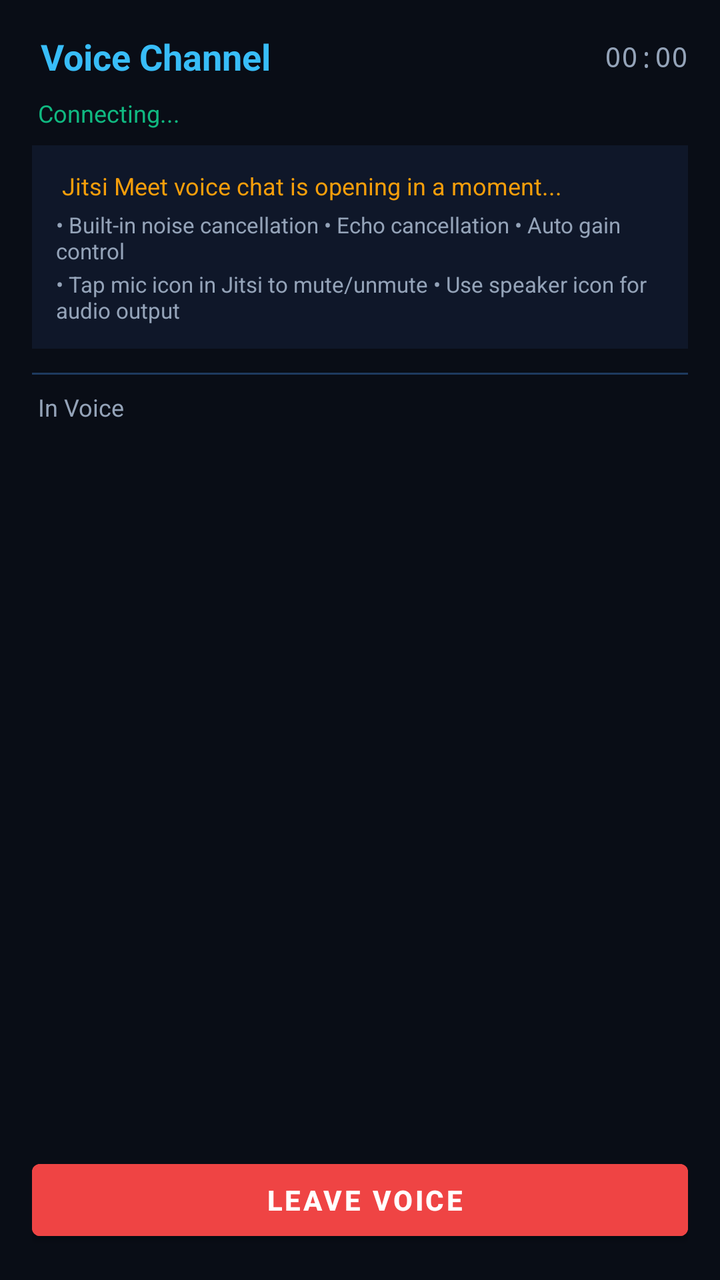
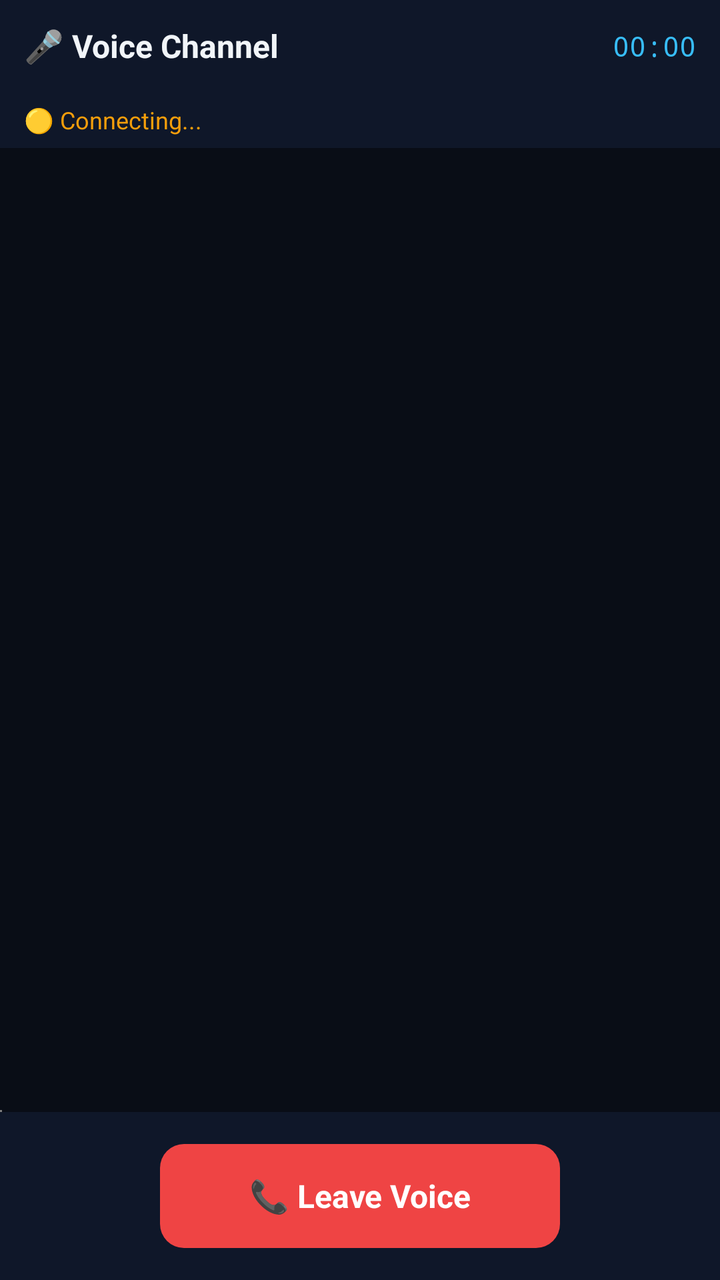

Two renders of the same Android screen: before a commit and after it. Below are the layout's source before the change and the commit's diff.
<!-- AndroidManifest.xml: activity theme Theme.ZeroStressManager -->
<!-- res/layout/activity_voice_chat.xml -->
<?xml version="1.0" encoding="utf-8"?>
<LinearLayout xmlns:android="http://schemas.android.com/apk/res/android"
    android:layout_width="match_parent"
    android:layout_height="match_parent"
    android:orientation="vertical"
    android:background="#090d16"
    android:padding="16dp">

    
    <LinearLayout
        android:layout_width="match_parent"
        android:layout_height="wrap_content"
        android:orientation="horizontal"
        android:gravity="center_vertical"
        android:paddingBottom="8dp">

        <TextView
            android:id="@+id/voice_channel_name"
            android:layout_width="0dp"
            android:layout_height="wrap_content"
            android:layout_weight="1"
            android:text="\ud83c\udfa4 Voice Channel"
            android:textColor="#38bdf8"
            android:textSize="18sp"
            android:textStyle="bold" />

        <TextView
            android:id="@+id/voice_timer"
            android:layout_width="wrap_content"
            android:layout_height="wrap_content"
            android:text="00:00"
            android:textColor="#94a3b8"
            android:textSize="14sp"
            android:fontFamily="monospace" />
    </LinearLayout>

    
    <TextView
        android:id="@+id/voice_status"
        android:layout_width="match_parent"
        android:layout_height="wrap_content"
        android:text="\ud83d\udfe1 Connecting..."
        android:textColor="#10b981"
        android:textSize="12sp"
        android:paddingBottom="8dp" />

    
    <LinearLayout
        android:layout_width="match_parent"
        android:layout_height="wrap_content"
        android:background="#0f1729"
        android:padding="12dp"
        android:layout_marginBottom="12dp"
        android:orientation="vertical">

        <TextView
            android:layout_width="match_parent"
            android:layout_height="wrap_content"
            android:text="\ud83d\udca1 Jitsi Meet voice chat is opening in a moment..."
            android:textColor="#f59e0b"
            android:textSize="12sp" />

        <TextView
            android:layout_width="match_parent"
            android:layout_height="wrap_content"
            android:text="\u2022 Built-in noise cancellation \u2022 Echo cancellation \u2022 Auto gain control"
            android:textColor="#94a3b8"
            android:textSize="11sp"
            android:paddingTop="4dp" />

        <TextView
            android:layout_width="match_parent"
            android:layout_height="wrap_content"
            android:text="\u2022 Tap mic icon in Jitsi to mute/unmute \u2022 Use speaker icon for audio output"
            android:textColor="#94a3b8"
            android:textSize="11sp"
            android:paddingTop="2dp" />
    </LinearLayout>

    <View
        android:layout_width="match_parent"
        android:layout_height="1dp"
        android:background="#1e3a5f"
        android:layout_marginBottom="8dp" />

    
    <TextView
        android:layout_width="match_parent"
        android:layout_height="wrap_content"
        android:text="\ud83d\udc65 In Voice"
        android:textColor="#94a3b8"
        android:textSize="12sp"
        android:paddingBottom="8dp" />

    <ScrollView
        android:layout_width="match_parent"
        android:layout_height="0dp"
        android:layout_weight="1">

        <LinearLayout
            android:id="@+id/participants_container"
            android:layout_width="match_parent"
            android:layout_height="wrap_content"
            android:orientation="vertical" />
    </ScrollView>

    
    <Button
        android:id="@+id/btn_leave"
        android:layout_width="match_parent"
        android:layout_height="48dp"
        android:text="\ud83d\udcde Leave Voice"
        android:backgroundTint="#ef4444"
        android:textColor="#ffffff"
        android:textStyle="bold"
        android:layout_marginTop="12dp" />

    
    <LinearLayout
        android:id="@+id/btn_mute"
        android:layout_width="0dp"
        android:layout_height="0dp"
        android:visibility="gone" />

    <LinearLayout
        android:id="@+id/btn_speaker"
        android:layout_width="0dp"
        android:layout_height="0dp"
        android:visibility="gone" />
</LinearLayout>
<!-- resources referenced by this layout -->
<resources>
  <style name="Theme.ZeroStressManager" parent="Theme.MaterialComponents.DayNight.NoActionBar">
          <item name="colorPrimary">#38bdf8</item>
          <item name="colorPrimaryVariant">#0ea5e9</item>
          <item name="colorOnPrimary">#090d16</item>
          <item name="colorSecondary">#10b981</item>
          <item name="android:windowBackground">#090d16</item>
          <item name="android:statusBarColor">#090d16</item>
          <item name="android:navigationBarColor">#131c31</item>
          <item name="android:windowLightStatusBar">false</item>
      </style>
</resources>

<!-- the commit's change to res/layout/activity_voice_chat.xml (unified diff, before → after) -->
@@ -3,25 +3,25 @@
     android:layout_width="match_parent"
     android:layout_height="match_parent"
     android:orientation="vertical"
-    android:background="#090d16"
-    android:padding="16dp">
+    android:background="#090d16">
 
     
     <LinearLayout
         android:layout_width="match_parent"
         android:layout_height="wrap_content"
         android:orientation="horizontal"
+        android:padding="12dp"
         android:gravity="center_vertical"
-        android:paddingBottom="8dp">
+        android:background="#0f1729">
 
         <TextView
             android:id="@+id/voice_channel_name"
             android:layout_width="0dp"
             android:layout_height="wrap_content"
             android:layout_weight="1"
-            android:text="\ud83c\udfa4 Voice Channel"
-            android:textColor="#38bdf8"
-            android:textSize="18sp"
+            android:text="🎤 Voice Channel"
+            android:textColor="#f1f5f9"
+            android:textSize="16sp"
             android:textStyle="bold" />
 
         <TextView
@@ -29,7 +29,7 @@
             android:layout_width="wrap_content"
             android:layout_height="wrap_content"
             android:text="00:00"
-            android:textColor="#94a3b8"
+            android:textColor="#38bdf8"
             android:textSize="14sp"
             android:fontFamily="monospace" />
     </LinearLayout>
@@ -39,92 +39,54 @@
         android:id="@+id/voice_status"
         android:layout_width="match_parent"
         android:layout_height="wrap_content"
-        android:text="\ud83d\udfe1 Connecting..."
-        android:textColor="#10b981"
+        android:text="🟡 Connecting..."
+        android:textColor="#f59e0b"
         android:textSize="12sp"
-        android:paddingBottom="8dp" />
+        android:paddingHorizontal="12dp"
+        android:paddingVertical="6dp"
+        android:background="#0f1729" />
+
+    
+    <ScrollView
+        android:layout_width="match_parent"
+        android:layout_height="0dp"
+        android:layout_weight="1"
+        android:background="#090d16">
+
+        <LinearLayout
+            android:id="@+id/participants_container"
+            android:layout_width="match_parent"
+            android:layout_height="wrap_content"
+            android:orientation="vertical"
+            android:padding="8dp" />
+    </ScrollView>
+
+    
+    <WebView
+        android:id="@+id/webview"
+        android:layout_width="1dp"
+        android:layout_height="1dp"
+        android:visibility="visible" />
 
     
     <LinearLayout
         android:layout_width="match_parent"
         android:layout_height="wrap_content"
-        android:background="#0f1729"
-        android:padding="12dp"
-        android:layout_marginBottom="12dp"
-        android:orientation="vertical">
+        android:orientation="horizontal"
+        android:gravity="center"
+        android:padding="16dp"
+        android:background="#0f1729">
 
         <TextView
-            android:layout_width="match_parent"
-            android:layout_height="wrap_content"
-            android:text="\ud83d\udca1 Jitsi Meet voice chat is opening in a moment..."
-            android:textColor="#f59e0b"
-            android:textSize="12sp" />
-
-        <TextView
-            android:layout_width="match_parent"
-            android:layout_height="wrap_content"
-            android:text="\u2022 Built-in noise cancellation \u2022 Echo cancellation \u2022 Auto gain control"
-            android:textColor="#94a3b8"
-            android:textSize="11sp"
-            android:paddingTop="4dp" />
-
-        <TextView
-            android:layout_width="match_parent"
-            android:layout_height="wrap_content"
-            android:text="\u2022 Tap mic icon in Jitsi to mute/unmute \u2022 Use speaker icon for audio output"
-            android:textColor="#94a3b8"
-            android:textSize="11sp"
-            android:paddingTop="2dp" />
+            android:id="@+id/btn_leave"
+            android:layout_width="200dp"
+            android:layout_height="52dp"
+            android:background="@drawable/btn_danger"
+            android:gravity="center"
+            android:text="📞 Leave Voice"
+            android:textColor="#ffffff"
+            android:textSize="16sp"
+            android:textStyle="bold"
+            android:padding="8dp" />
     </LinearLayout>
-
-    <View
-        android:layout_width="match_parent"
-        android:layout_height="1dp"
-        android:background="#1e3a5f"
-        android:layout_marginBottom="8dp" />
-
-    
-    <TextView
-        android:layout_width="match_parent"
-        android:layout_height="wrap_content"
-        android:text="\ud83d\udc65 In Voice"
-        android:textColor="#94a3b8"
-        android:textSize="12sp"
-        android:paddingBottom="8dp" />
-
-    <ScrollView
-        android:layout_width="match_parent"
-        android:layout_height="0dp"
-        android:layout_weight="1">
-
-        <LinearLayout
-            android:id="@+id/participants_container"
-            android:layout_width="match_parent"
-            android:layout_height="wrap_content"
-            android:orientation="vertical" />
-    </ScrollView>
-
-    
-    <Button
-        android:id="@+id/btn_leave"
-        android:layout_width="match_parent"
-        android:layout_height="48dp"
-        android:text="\ud83d\udcde Leave Voice"
-        android:backgroundTint="#ef4444"
-        android:textColor="#ffffff"
-        android:textStyle="bold"
-        android:layout_marginTop="12dp" />
-
-    
-    <LinearLayout
-        android:id="@+id/btn_mute"
-        android:layout_width="0dp"
-        android:layout_height="0dp"
-        android:visibility="gone" />
-
-    <LinearLayout
-        android:id="@+id/btn_speaker"
-        android:layout_width="0dp"
-        android:layout_height="0dp"
-        android:visibility="gone" />
 </LinearLayout>
<!-- resource entries referenced after the edit -->
@@ -1,5 +1,12 @@
 <!-- resources referenced by this layout -->
 <resources>
+  <!-- drawable btn_danger (drawable) -->
+  <?xml version="1.0" encoding="utf-8"?>
+  <shape xmlns:android="http://schemas.android.com/apk/res/android"
+      android:shape="rectangle">
+      <solid android:color="#ef4444" />
+      <corners android:radius="12dp" />
+  </shape>
   <style name="Theme.ZeroStressManager" parent="Theme.MaterialComponents.DayNight.NoActionBar">
           <item name="colorPrimary">#38bdf8</item>
           <item name="colorPrimaryVariant">#0ea5e9</item>
